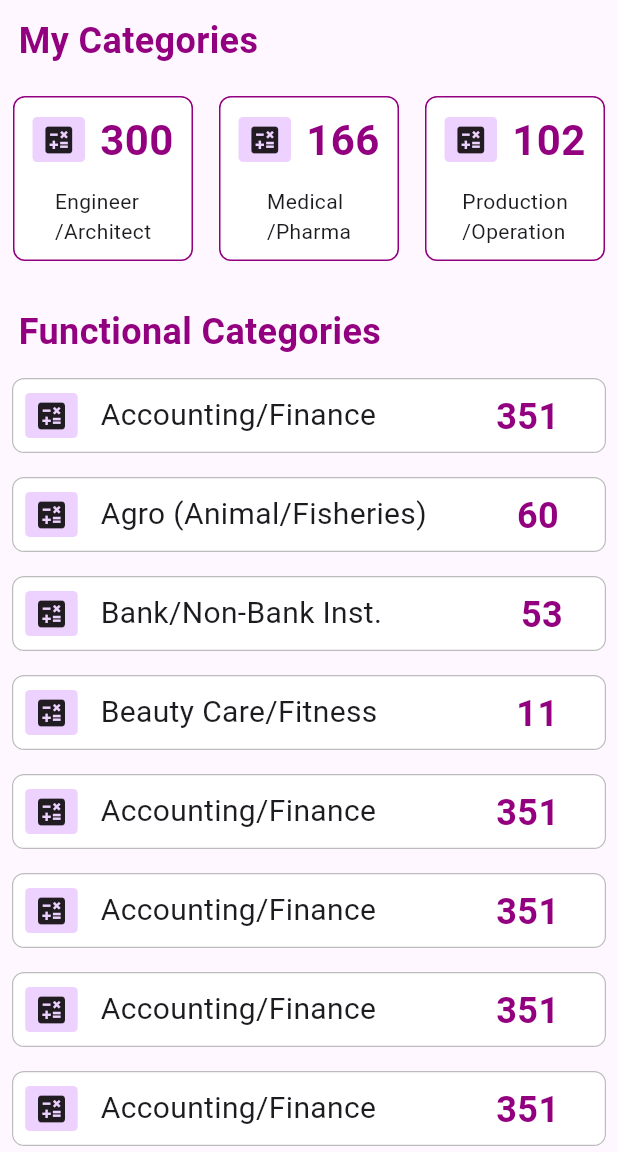
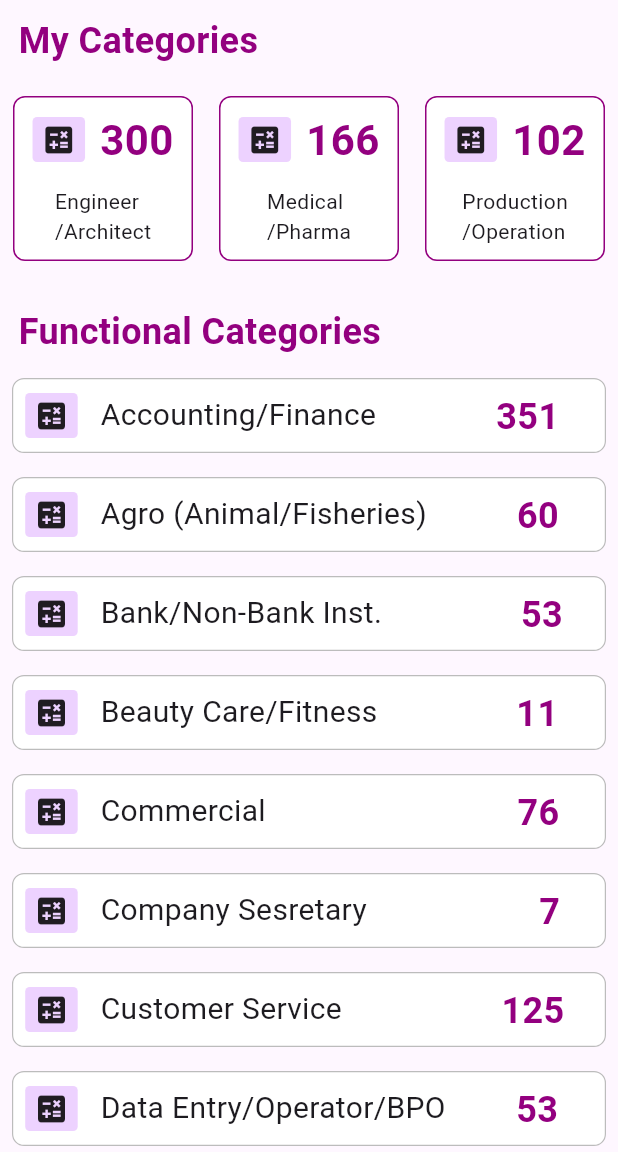
Before and after one commit to ArifHossain123/bd_job_categories, a Flutter app: the screen it shows after launch, on a phone screen of 412 x 824 dp, the part 84-1236 px from its top. Run offline on Flutter 3.47's test engine with Material 3 defaults, Android fonts, the phone set to English and light mode, and no system bars.

Commit message:
Functional Categories

```diff
--- a/lib/main.dart
+++ b/lib/main.dart
@@ -507,18 +507,18 @@ class BdJobCategories extends StatelessWidget {
                             width: 10,
                           ),
                           const Text(
-                            ' Accounting/Finance',
+                            ' Commercial             ',
                             style: TextStyle(
                               fontSize: 20,
                             ),
                           ),
                           const SizedBox(
-                            width: 80,
+                            width: 100,
                           ),
                           const Row(
                             children: [
                               Text(
-                                '351',
+                                '76',
                                 style: TextStyle(
                                   color: Color.fromARGB(255, 147, 0, 127),
                                   fontSize: 24,
@@ -565,18 +565,18 @@ class BdJobCategories extends StatelessWidget {
                             width: 10,
                           ),
                           const Text(
-                            ' Accounting/Finance',
+                            ' Company Sesretary',
                             style: TextStyle(
                               fontSize: 20,
                             ),
                           ),
                           const SizedBox(
-                            width: 80,
+                            width: 90,
                           ),
                           const Row(
                             children: [
                               Text(
-                                '351',
+                                '    7',
                                 style: TextStyle(
                                   color: Color.fromARGB(255, 147, 0, 127),
                                   fontSize: 24,
@@ -623,18 +623,18 @@ class BdJobCategories extends StatelessWidget {
                             width: 10,
                           ),
                           const Text(
-                            ' Accounting/Finance',
+                            ' Customer Service',
                             style: TextStyle(
                               fontSize: 20,
                             ),
                           ),
                           const SizedBox(
-                            width: 80,
+                            width: 100,
                           ),
                           const Row(
                             children: [
                               Text(
-                                '351',
+                                ' 125',
                                 style: TextStyle(
                                   color: Color.fromARGB(255, 147, 0, 127),
                                   fontSize: 24,
@@ -681,18 +681,18 @@ class BdJobCategories extends StatelessWidget {
                             width: 10,
                           ),
                           const Text(
-                            ' Accounting/Finance',
+                            ' Data Entry/Operator/BPO',
                             style: TextStyle(
                               fontSize: 20,
                             ),
                           ),
                           const SizedBox(
-                            width: 80,
+                            width: 47,
                           ),
                           const Row(
                             children: [
                               Text(
-                                '351',
+                                '53',
                                 style: TextStyle(
                                   color: Color.fromARGB(255, 147, 0, 127),
                                   fontSize: 24,
@@ -739,18 +739,18 @@ class BdJobCategories extends StatelessWidget {
                             width: 10,
                           ),
                           const Text(
-                            ' Accounting/Finance',
+                            ' Design/Creative',
                             style: TextStyle(
                               fontSize: 20,
                             ),
                           ),
                           const SizedBox(
-                            width: 80,
+                            width: 110,
                           ),
                           const Row(
                             children: [
                               Text(
-                                '351',
+                                '   88',
                                 style: TextStyle(
                                   color: Color.fromARGB(255, 147, 0, 127),
                                   fontSize: 24,
```
